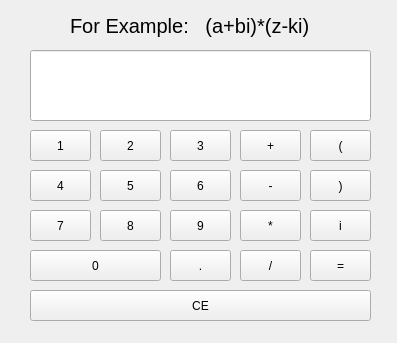
Qt form complex_number_visual.ui (silvestrpredko/-RPN_Calculator-) before a commit.
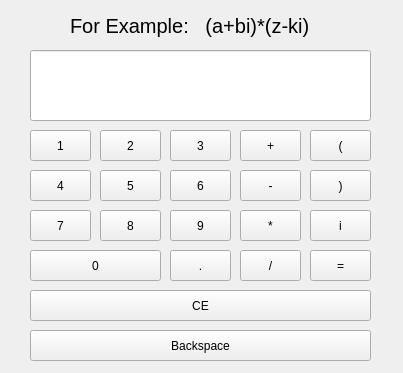
The same form after that commit.

Commit message: Complex numbers with press key visual

The edit to the form file:
```diff
--- a/complex_number_visual.ui
+++ b/complex_number_visual.ui
@@ -6,8 +6,8 @@
    <rect>
     <x>0</x>
     <y>0</y>
-    <width>397</width>
-    <height>343</height>
+    <width>403</width>
+    <height>373</height>
    </rect>
   </property>
   <property name="windowTitle">
@@ -366,6 +366,22 @@
     <bool>false</bool>
    </property>
   </widget>
+  <widget class="QPushButton" name="pushButton_BackSpace">
+   <property name="geometry">
+    <rect>
+     <x>30</x>
+     <y>330</y>
+     <width>341</width>
+     <height>31</height>
+    </rect>
+   </property>
+   <property name="text">
+    <string>Backspace</string>
+   </property>
+   <property name="autoDefault">
+    <bool>false</bool>
+   </property>
+  </widget>
  </widget>
  <resources/>
  <connections/>
```
Left out of the diff: 3 changed lines with no effect on the pictures. The commit also changes 2 other files.
